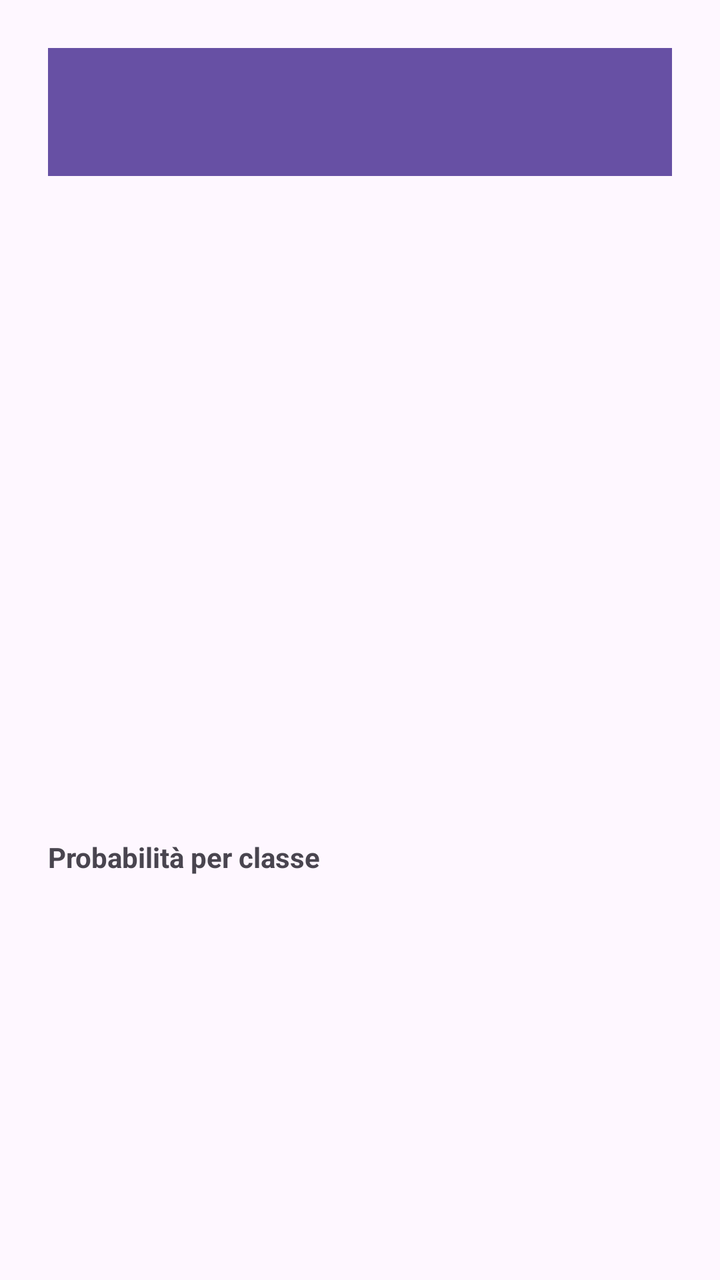
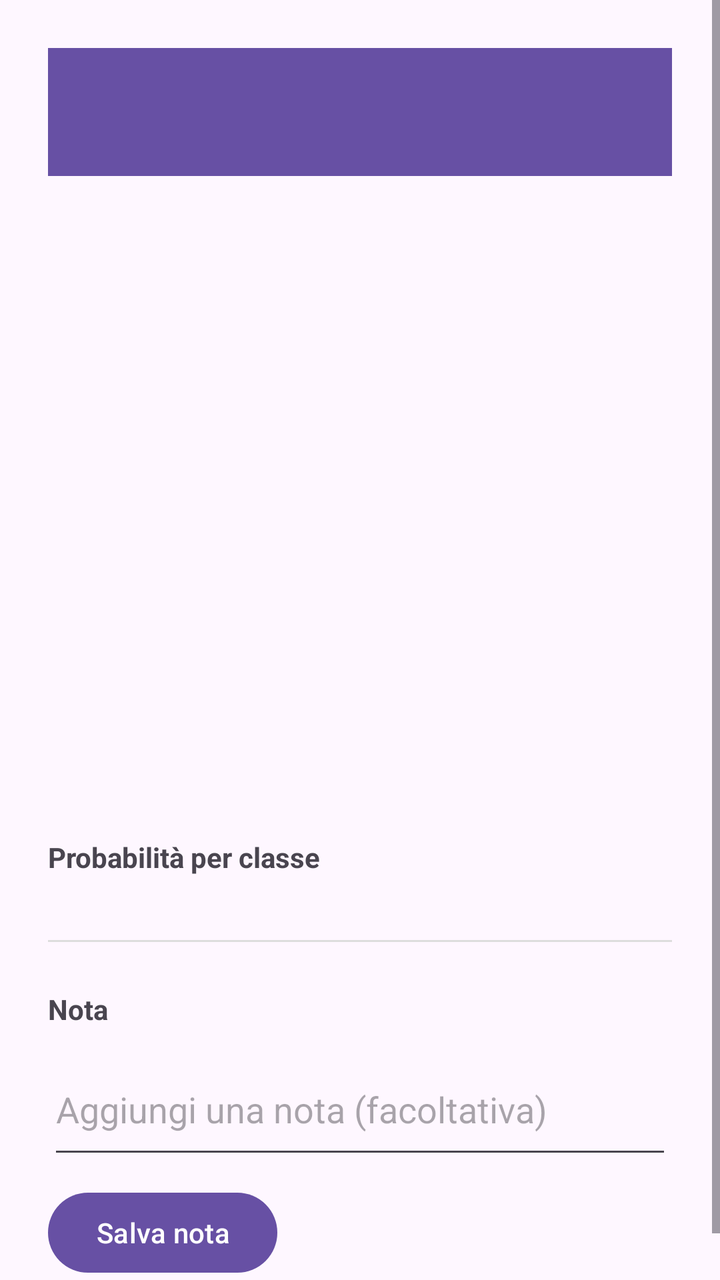

An Android layout rendered at two revisions. The XML below is the earlier revision; the diff shows what the commit changed to produce the second picture.
<!-- AndroidManifest.xml: application theme Theme.MyApp -->
<!-- res/layout/activity_result_detail.xml -->
<?xml version="1.0" encoding="utf-8"?>
<ScrollView xmlns:android="http://schemas.android.com/apk/res/android"
    xmlns:app="http://schemas.android.com/apk/res-auto"
    android:layout_width="match_parent"
    android:layout_height="match_parent">

    <LinearLayout
        android:layout_width="match_parent"
        android:layout_height="wrap_content"
        android:orientation="vertical"
        android:padding="24dp">

        <androidx.appcompat.widget.Toolbar
            android:id="@+id/toolbarDetail"
            android:layout_width="match_parent"
            android:layout_height="?attr/actionBarSize"
            android:background="?attr/colorPrimary"
            android:layout_marginBottom="16dp" />

        <TextView
            android:id="@+id/textDetailFileName"
            android:layout_width="wrap_content"
            android:layout_height="wrap_content"
            android:textSize="14sp"
            android:textColor="#888888" />

        <ImageView
            android:id="@+id/imageDetail"
            android:layout_width="match_parent"
            android:layout_height="260dp"
            android:layout_marginTop="12dp"
            android:scaleType="centerCrop"
            android:contentDescription="@string/detail_image_description" />

        <TextView
            android:layout_width="wrap_content"
            android:layout_height="wrap_content"
            android:layout_marginTop="24dp"
            android:text="@string/detail_section_probabilities"
            android:textStyle="bold"
            android:textSize="14sp" />

        <LinearLayout
            android:id="@+id/containerProbabilities"
            android:layout_width="match_parent"
            android:layout_height="wrap_content"
            android:orientation="vertical"
            android:layout_marginTop="8dp" />

    </LinearLayout>

</ScrollView>
<!-- resources referenced by this layout -->
<resources>
  <string name="detail_image_description">Immagine analizzata</string>
  <string name="detail_section_probabilities">Probabilità per classe</string>
  <style name="Theme.MyApp" parent="Base.Theme.MyApp" />
  <style name="Base.Theme.MyApp" parent="Theme.Material3.DayNight.NoActionBar">
          
          
      </style>
</resources>

<!-- the commit's change to res/layout/activity_result_detail.xml (unified diff, before → after) -->
@@ -47,6 +47,44 @@
             android:orientation="vertical"
             android:layout_marginTop="8dp" />
 
+        <View
+            android:layout_width="match_parent"
+            android:layout_height="1dp"
+            android:layout_marginVertical="24dp"
+            android:background="#DDDDDD" />
+
+        <TextView
+            android:layout_width="wrap_content"
+            android:layout_height="wrap_content"
+            android:text="@string/detail_section_note"
+            android:textStyle="bold"
+            android:textSize="14sp" />
+
+        <EditText
+            android:id="@+id/editDetailNote"
+            android:layout_width="match_parent"
+            android:layout_height="wrap_content"
+            android:layout_marginTop="8dp"
+            android:hint="@string/detail_note_hint"
+            android:inputType="textMultiLine"
+            android:minLines="2" />
+
+        <Button
+            android:id="@+id/buttonSaveNote"
+            android:layout_width="wrap_content"
+            android:layout_height="wrap_content"
+            android:layout_marginTop="8dp"
+            android:text="@string/detail_note_save" />
+
+        <TextView
+            android:id="@+id/textNoteSaved"
+            android:layout_width="wrap_content"
+            android:layout_height="wrap_content"
+            android:layout_marginTop="8dp"
+            android:text="@string/detail_note_saved_confirmation"
+            android:textColor="#2E7D32"
+            android:visibility="gone" />
+
     </LinearLayout>
 
 </ScrollView>
<!-- resource entries referenced after the edit -->
@@ -1,6 +1,10 @@
 <!-- resources referenced by this layout -->
 <resources>
   <string name="detail_image_description">Immagine analizzata</string>
+  <string name="detail_note_hint">Aggiungi una nota (facoltativa)</string>
+  <string name="detail_note_save">Salva nota</string>
+  <string name="detail_note_saved_confirmation">Nota salvata</string>
+  <string name="detail_section_note">Nota</string>
   <string name="detail_section_probabilities">Probabilità per classe</string>
   <style name="Theme.MyApp" parent="Base.Theme.MyApp" />
   <style name="Base.Theme.MyApp" parent="Theme.Material3.DayNight.NoActionBar">
